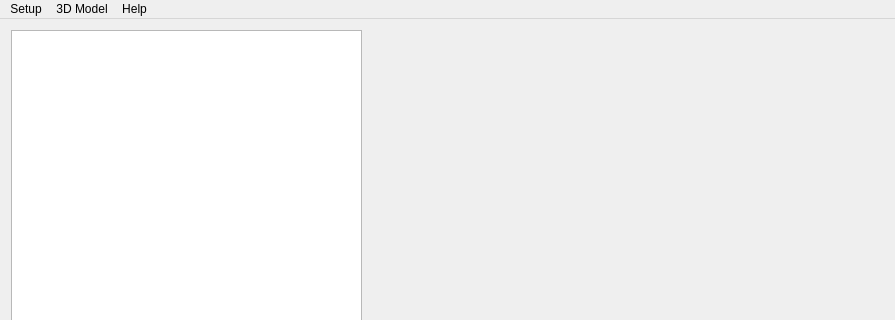
First picture: the form in mainwindow.ui, repository pengweiplus/MavlinkPlotter, before the edit; both pictures show x 0 to 895 and y 0 to 320 of the 895 by 654 pixel window.
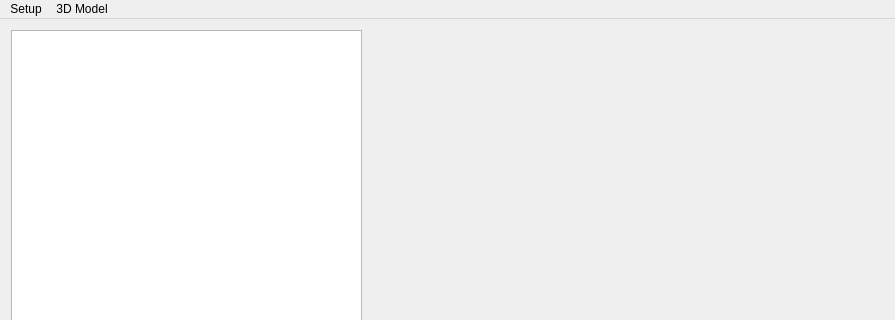
Second picture: the form after the edit. Icons and pictures are not drawn. Custom widgets are drawn as their Qt base class.

```diff
--- a/mainwindow.ui
+++ b/mainwindow.ui
@@ -170,12 +170,6 @@
      <height>22</height>
     </rect>
    </property>
-   <widget class="QMenu" name="menuHelo">
-    <property name="title">
-     <string>Help</string>
-    </property>
-    <addaction name="actionHow_to_use"/>
-   </widget>
    <widget class="QMenu" name="menuConfig">
     <property name="title">
      <string>Setup</string>
@@ -192,7 +186,6 @@
    </widget>
    <addaction name="menuConfig"/>
    <addaction name="menu3D"/>
-   <addaction name="menuHelo"/>
   </widget>
   <action name="actionHow_to_use">
    <property name="text">
```
Left out of the diff: 7 changed lines with no effect on the pictures.
